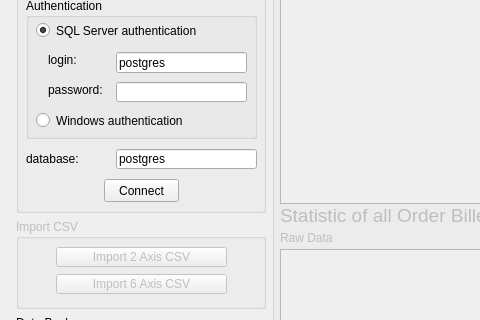
Above: qt-sql-example-master/src/mainwindow.ui from metgauge/SQLDatabase before the change; both pictures show x 0 to 480 and y 244 to 564 of the 1277 by 900 pixel window. Below: the same form after it.
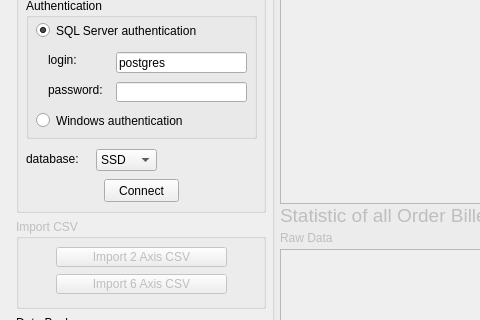
That is the form after the change. Icons and pictures are not drawn.

Commit message: 1. Add script file UD.sh 2. Change the line editor of database name into fixed SSD and HDD selection combobox. 3. Optimizing the UI layout for the linux system.

The edit to the form file:
```diff
--- a/qt-sql-example-master/src/mainwindow.ui
+++ b/qt-sql-example-master/src/mainwindow.ui
@@ -357,19 +357,6 @@
            <string>localhost</string>
           </property>
          </widget>
-         <widget class="QLineEdit" name="lineEdit_database_name">
-          <property name="geometry">
-           <rect>
-            <x>100</x>
-            <y>326</y>
-            <width>141</width>
-            <height>20</height>
-           </rect>
-          </property>
-          <property name="text">
-           <string>postgres</string>
-          </property>
-         </widget>
          <widget class="QLabel" name="label_database">
           <property name="geometry">
            <rect>
@@ -496,6 +483,26 @@
            </property>
           </widget>
          </widget>
+         <widget class="QComboBox" name="comboBox_database">
+          <property name="geometry">
+           <rect>
+            <x>80</x>
+            <y>326</y>
+            <width>61</width>
+            <height>22</height>
+           </rect>
+          </property>
+          <item>
+           <property name="text">
+            <string>SSD</string>
+           </property>
+          </item>
+          <item>
+           <property name="text">
+            <string>HDD</string>
+           </property>
+          </item>
+         </widget>
         </widget>
        </item>
        <item>
```
Left out of the diff: 1 changed line with no effect on the pictures. The commit also changes 2 other files.
